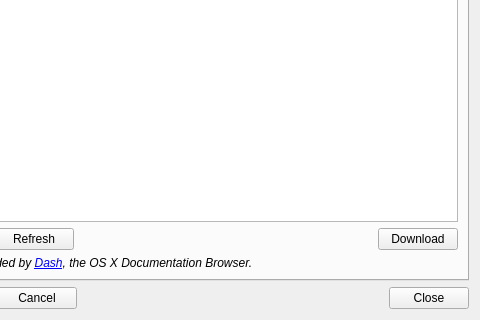
This is src/libs/ui/forms/docsetsdialog.ui in zealdocs/zeal as Qt 5 draws it before an edit; both pictures show x 120 to 600 and y 180 to 500 of the 600 by 500 pixel window. The edited form follows.
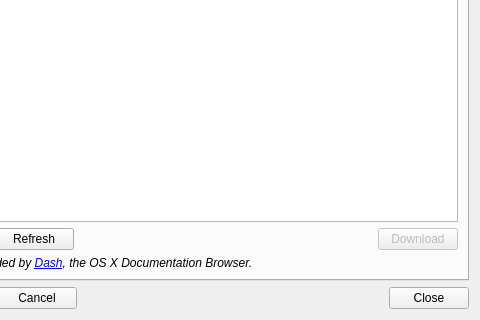
This is the edited form. The open tabs and pages were chosen to show the change.

Commit message:
ui: Use multiple selection for choosing docsets to download
No more checkboxes!

The edit to the form file:
```diff
--- a/src/libs/ui/forms/docsetsdialog.ui
+++ b/src/libs/ui/forms/docsetsdialog.ui
@@ -157,7 +157,7 @@
          <item>
           <widget class="QPushButton" name="downloadDocsetButton">
            <property name="enabled">
-            <bool>true</bool>
+            <bool>false</bool>
            </property>
            <property name="text">
             <string>Download</string>
```
Left out of the diff: 8 changed lines with no effect on the pictures. The commit also changes 2 other files.
